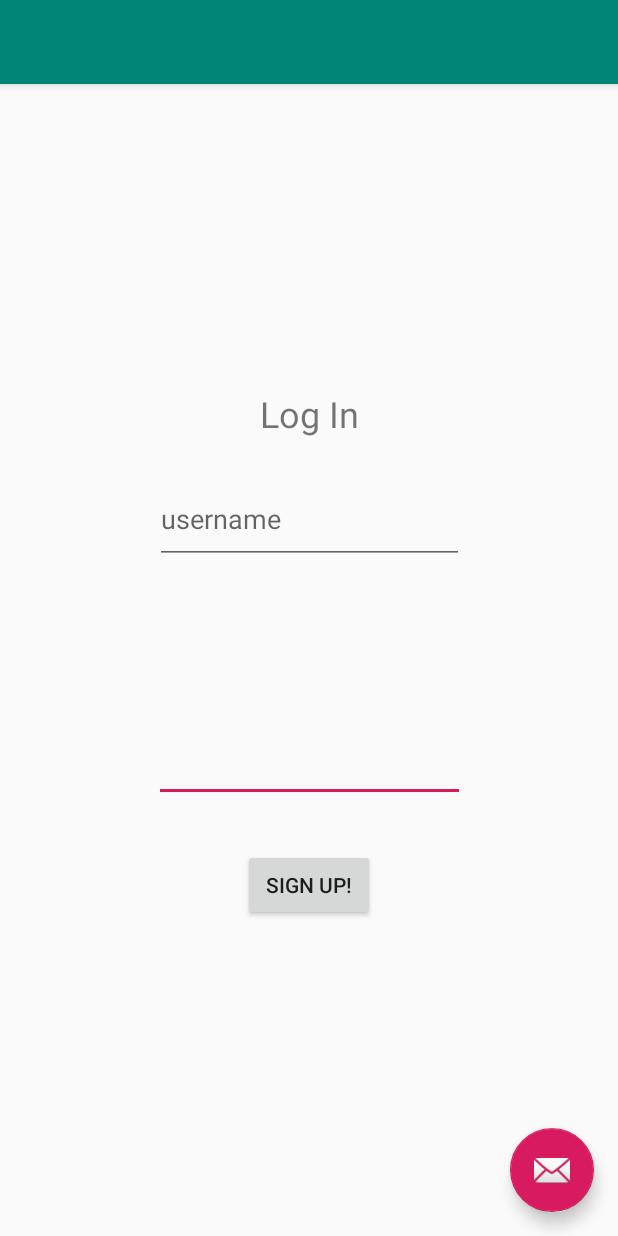
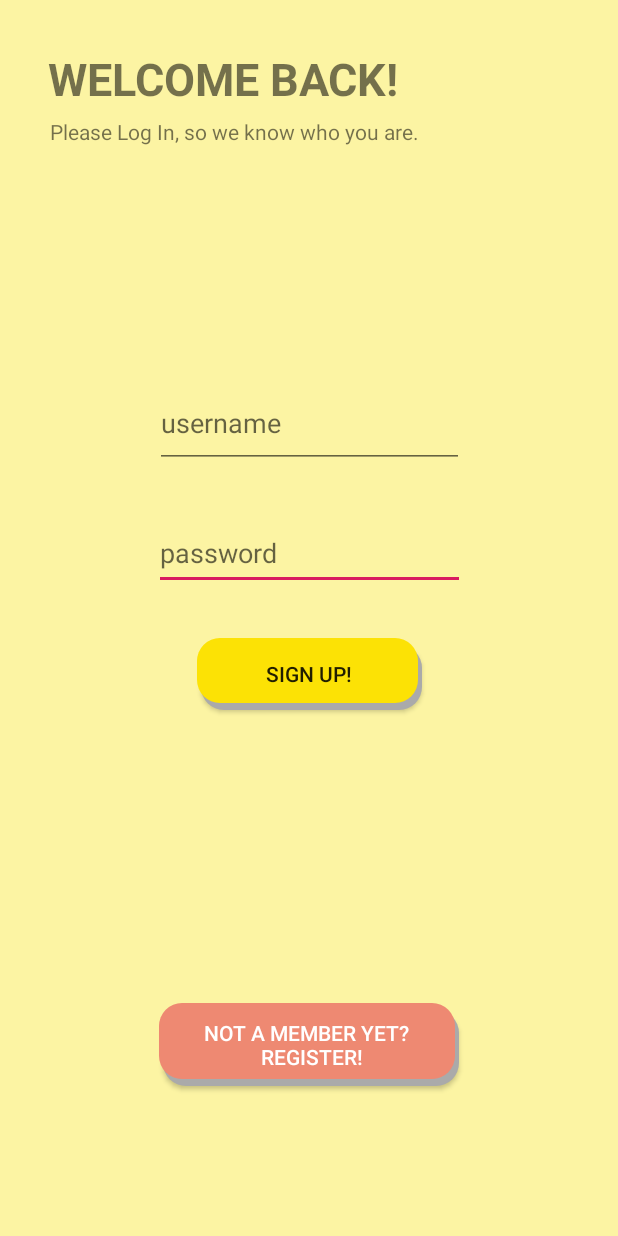
Before and after one commit to patricklouisw/UofTHack_Food_App, an Android app: the layout activity_main.xml on its own in the app's theme, with its tools: preview values and no code run, on a phone screen of 412 x 824 dp. Run offline under Robolectric (Android 15) with nearby library versions, the phone set to English and light mode, and no system bars.

Commit message:
Sign In and Log In UI is done

```diff
--- a/app/src/main/AndroidManifest.xml
+++ b/app/src/main/AndroidManifest.xml
@@ -11,10 +11,10 @@
         android:roundIcon="@mipmap/ic_launcher_round"
         android:supportsRtl="true"
         android:theme="@style/AppTheme">
-        <activity android:name=".SignIn"></activity>
+        <activity android:name=".LogIn"></activity>
         <activity android:name=".SignUp" />
         <activity
-            android:name=".MainActivity"
+            android:name=".SignIn"
             android:label="@string/app_name"
             android:theme="@style/AppTheme.NoActionBar">
             <intent-filter>
--- /dev/null
+++ b/app/src/main/res/drawable/red_button_register.xml
@@ -0,0 +1,17 @@
+<?xml version="1.0" encoding="utf-8"?>
+<layer-list xmlns:android="http://schemas.android.com/apk/res/android">
+    <!-- Gray shadow. -->
+    <item android:left="3dp" android:top="5dp">
+        <shape>
+            <solid android:color="@android:color/darker_gray" />
+            <corners android:radius="15dp" />
+        </shape>
+    </item>
+    <!-- White foreground. -->
+    <item android:bottom="5dp" android:right="3dp">
+        <shape>
+            <solid android:color="@color/rndBtnRegister" />
+            <corners android:radius="15dp" />
+        </shape>
+    </item>
+</layer-list>
--- /dev/null
+++ b/app/src/main/res/drawable/round_button_login.xml
@@ -0,0 +1,17 @@
+<?xml version="1.0" encoding="utf-8"?>
+<layer-list xmlns:android="http://schemas.android.com/apk/res/android">
+    <!-- Gray shadow. -->
+    <item android:left="3dp" android:top="5dp">
+        <shape>
+            <solid android:color="@android:color/darker_gray" />
+            <corners android:radius="15dp" />
+        </shape>
+    </item>
+    <!-- White foreground. -->
+    <item android:bottom="5dp" android:right="3dp">
+        <shape>
+            <solid android:color="@color/signInBg" />
+            <corners android:radius="15dp" />
+        </shape>
+    </item>
+</layer-list>
--- a/app/src/main/res/layout/activity_main.xml
+++ b/app/src/main/res/layout/activity_main.xml
@@ -4,30 +4,14 @@
     xmlns:tools="http://schemas.android.com/tools"
     android:layout_width="match_parent"
     android:layout_height="match_parent"
-    tools:context=".MainActivity">
+    tools:context=".LogIn"
+    android:background="@color/rndBtnYellow">
 
     <com.google.android.material.appbar.AppBarLayout
         android:layout_width="match_parent"
         android:layout_height="wrap_content"
-        android:theme="@style/AppTheme.AppBarOverlay">
-
-        <androidx.appcompat.widget.Toolbar
-            android:id="@+id/toolbar"
-            android:layout_width="match_parent"
-            android:layout_height="?attr/actionBarSize"
-            android:background="?attr/colorPrimary"
-            app:popupTheme="@style/AppTheme.PopupOverlay" />
-
-    </com.google.android.material.appbar.AppBarLayout>
+        android:theme="@style/AppTheme.AppBarOverlay"/>
 
     <include layout="@layout/content_main" />
 
-    <com.google.android.material.floatingactionbutton.FloatingActionButton
-        android:id="@+id/fab"
-        android:layout_width="wrap_content"
-        android:layout_height="wrap_content"
-        android:layout_gravity="bottom|end"
-        android:layout_margin="@dimen/fab_margin"
-        app:srcCompat="@android:drawable/ic_dialog_email" />
-
 </androidx.coordinatorlayout.widget.CoordinatorLayout>
--- a/app/src/main/res/layout/content_main.xml
+++ b/app/src/main/res/layout/content_main.xml
@@ -5,17 +5,18 @@
     android:layout_width="match_parent"
     android:layout_height="match_parent"
     app:layout_behavior="@string/appbar_scrolling_view_behavior"
-    tools:context=".MainActivity"
+    tools:context=".LogIn"
     tools:showIn="@layout/activity_main">
 
     <TextView
         android:id="@+id/textView"
         android:layout_width="wrap_content"
         android:layout_height="wrap_content"
-        android:layout_marginTop="203dp"
-        android:text="@string/LogIn"
-        android:textSize="24sp"
-        app:layout_constraintEnd_toEndOf="parent"
+        android:layout_marginStart="32dp"
+        android:layout_marginTop="32dp"
+        android:text="WELCOME BACK!"
+        android:textStyle="bold"
+        android:textSize="30sp"
         app:layout_constraintStart_toStartOf="parent"
         app:layout_constraintTop_toTopOf="parent" />
 
@@ -24,31 +25,58 @@
         android:layout_width="207dp"
         android:layout_height="49dp"
         android:layout_marginStart="102dp"
+        android:layout_marginTop="32dp"
         android:layout_marginEnd="102dp"
-        android:layout_marginBottom="289dp"
         android:ems="10"
+        android:hint="@string/password"
         android:inputType="textPassword"
+        app:layout_constraintEnd_toEndOf="parent"
+        app:layout_constraintStart_toStartOf="parent"
+        app:layout_constraintTop_toBottomOf="@+id/textInputEditText" />
+
+    <com.google.android.material.textfield.TextInputEditText
+        android:id="@+id/textInputEditText"
+        android:layout_width="206dp"
+        android:layout_height="60dp"
+        android:hint="@string/username"
         app:layout_constraintBottom_toBottomOf="parent"
         app:layout_constraintEnd_toEndOf="parent"
-        app:layout_constraintStart_toStartOf="parent" />
+        app:layout_constraintHorizontal_bias="0.502"
+        app:layout_constraintStart_toStartOf="parent"
+        app:layout_constraintTop_toTopOf="parent"
+        app:layout_constraintVertical_bias="0.32999998" />
 
-    <com.google.android.material.textfield.TextInputEditText
-        android:layout_width="206dp"
-        android:layout_height="60dp"
-        android:layout_marginTop="24dp"
-        android:hint="@string/username"
+    <Button
+        android:id="@+id/button"
+        android:layout_width="150dp"
+        android:layout_height="wrap_content"
+        android:layout_marginTop="32dp"
+        android:onClick="toSignUp"
+        android:text="@string/signup"
+        android:background="@drawable/round_button_login"
         app:layout_constraintEnd_toEndOf="parent"
-        app:layout_constraintHorizontal_bias="0.502"
+        app:layout_constraintStart_toStartOf="parent"
+        app:layout_constraintTop_toBottomOf="@+id/editText2" />
+
+    <TextView
+        android:id="@+id/textView2"
+        android:layout_width="wrap_content"
+        android:layout_height="wrap_content"
+        android:layout_marginStart="33dp"
+        android:layout_marginTop="5dp"
+        android:text="Please Log In, so we know who you are."
         app:layout_constraintStart_toStartOf="parent"
         app:layout_constraintTop_toBottomOf="@+id/textView" />
 
     <Button
-        android:id="@+id/button"
-        android:layout_width="wrap_content"
+        android:id="@+id/button2"
+        android:layout_width="200dp"
         android:layout_height="wrap_content"
-        android:layout_marginBottom="210dp"
-        android:onClick="toSignUp"
-        android:text="@string/signup"
+        android:layout_marginBottom="100dp"
+        android:background="@drawable/red_button_register"
+        android:padding="10dp"
+        android:text="Not a member yet? \n Register!"
+        android:textColor="@color/white"
         app:layout_constraintBottom_toBottomOf="parent"
         app:layout_constraintEnd_toEndOf="parent"
         app:layout_constraintStart_toStartOf="parent" />
--- a/app/src/main/res/values/colors.xml
+++ b/app/src/main/res/values/colors.xml
@@ -6,4 +6,7 @@
 
     <color name="signInBg">#FCE205</color>
     <color name="rndBtnYellow">#FCF4A3</color>
+    <color name="rndBtnLogIn">#F5F5DC</color>
+    <color name="rndBtnRegister">#EE8972</color>
+    <color name="white">#FFFFFF</color>
 </resources>
```
Also changed, not shown: app/src/main/java/com/example/foodapp/LogIn.java (renamed from app/src/main/java/com/example/foodapp/MainActivity.java, +2 -12 lines), app/src/main/res/layout/activity_sign_in.xml (+30 -12 lines).
